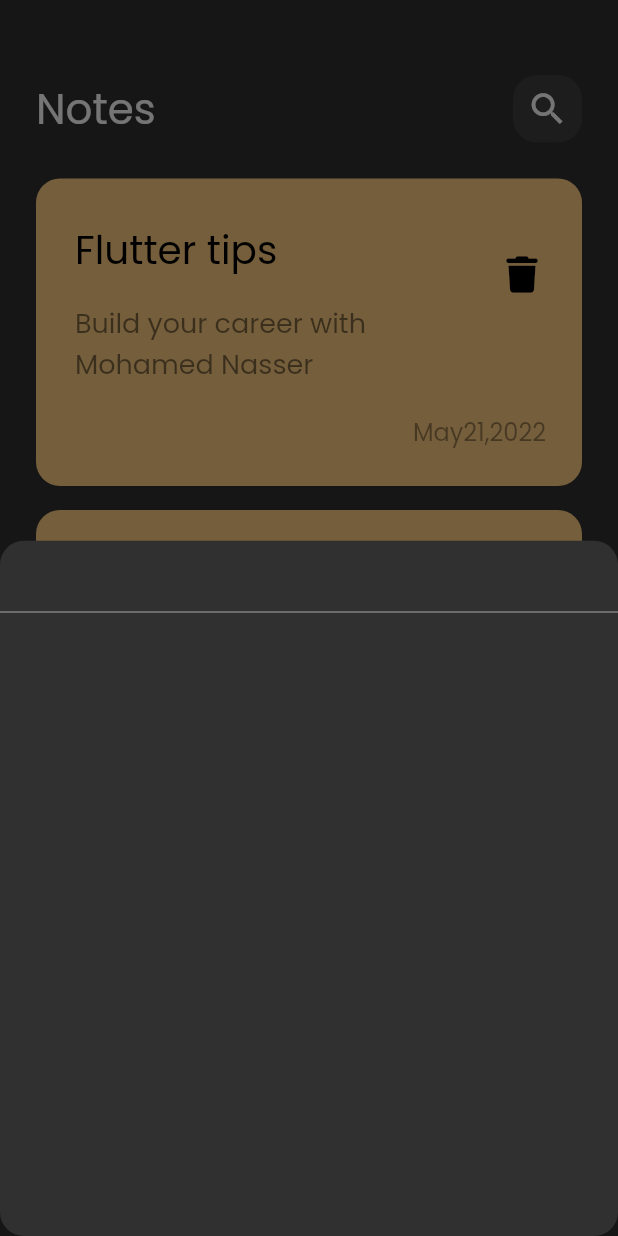
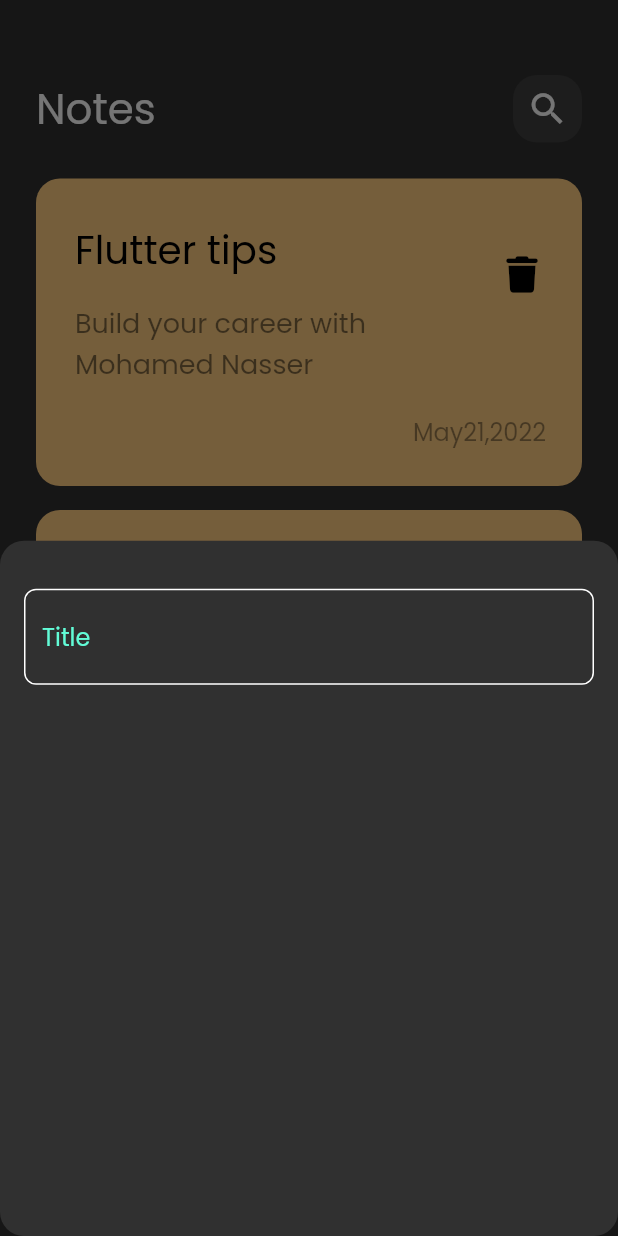
Before and after one commit to mohamedNaser1212/note_app, a Flutter app: the screen it shows after launch, after a tap on an icon or button, on a phone screen of 412 x 824 dp. Run offline on Flutter 3.47's test engine with Material 2 defaults, Android fonts, the phone set to English and light mode, and no system bars; our stand-ins replace font_awesome_flutter.

Commit message:
Create custom Text field

```diff
--- /dev/null
+++ b/lib/constants.dart
@@ -0,0 +1,3 @@
+import 'package:flutter/animation.dart';
+import 'package:flutter/material.dart';
+const KPrimaryColor= Color(0xff62FCD7);
--- a/lib/views/widgets/add_note_bottom_sheet.dart
+++ b/lib/views/widgets/add_note_bottom_sheet.dart
@@ -1,19 +1,23 @@
 import 'package:flutter/material.dart';
+import 'package:notes_app/views/widgets/custom_text_field.dart';
 
 class AddNoteBottomSheet extends StatelessWidget {
   const AddNoteBottomSheet({Key? key}) : super(key: key);
 
   @override
   Widget build(BuildContext context) {
-    return  Container(
+    return   const Padding(
+      padding: EdgeInsets.symmetric(horizontal:16.0),
       child: Column(
-        children: [
-          TextField(
-
-          )
+          children: [
+            SizedBox(
+              height: 32,
+            ),
+            CustomTextField()
 
 
-        ],
+          ],
+
       ),
     );
   }
--- /dev/null
+++ b/lib/views/widgets/custom_text_field.dart
@@ -0,0 +1,35 @@
+import 'package:flutter/Material.dart';
+import 'package:notes_app/constants.dart';
+
+class CustomTextField extends StatelessWidget {
+  const CustomTextField({Key? key}) : super(key: key);
+
+  @override
+  Widget build(BuildContext context) {
+    return TextField(
+      cursorColor: KPrimaryColor,
+      decoration: InputDecoration(
+        border: buildBorder(),
+        enabledBorder: buildBorder(),
+        focusedBorder: buildBorder( KPrimaryColor),
+        // label: const Text(
+        //   'Title',
+        //   style: TextStyle(
+        //     color: Colors.cyanAccent
+        //   ),
+        // ),
+        hintText:'Title',
+        hintStyle:const TextStyle(
+            color: KPrimaryColor
+        ) ,
+      ),
+    );
+  }
+
+  OutlineInputBorder buildBorder([color]) {
+    return OutlineInputBorder(
+      borderRadius: BorderRadius.circular(8),
+      borderSide: BorderSide(color: color ?? Colors.white),
+    );
+  }
+}
--- a/lib/views/widgets/notes_view_body.dart
+++ b/lib/views/widgets/notes_view_body.dart
@@ -8,7 +8,7 @@ class NotesViewBody extends StatelessWidget {
 
   @override
   Widget build(BuildContext context) {
-    return  Padding(
+    return  const Padding(
       padding: EdgeInsets.symmetric(horizontal: 24.0),
       child: Column(
         children: [
```
